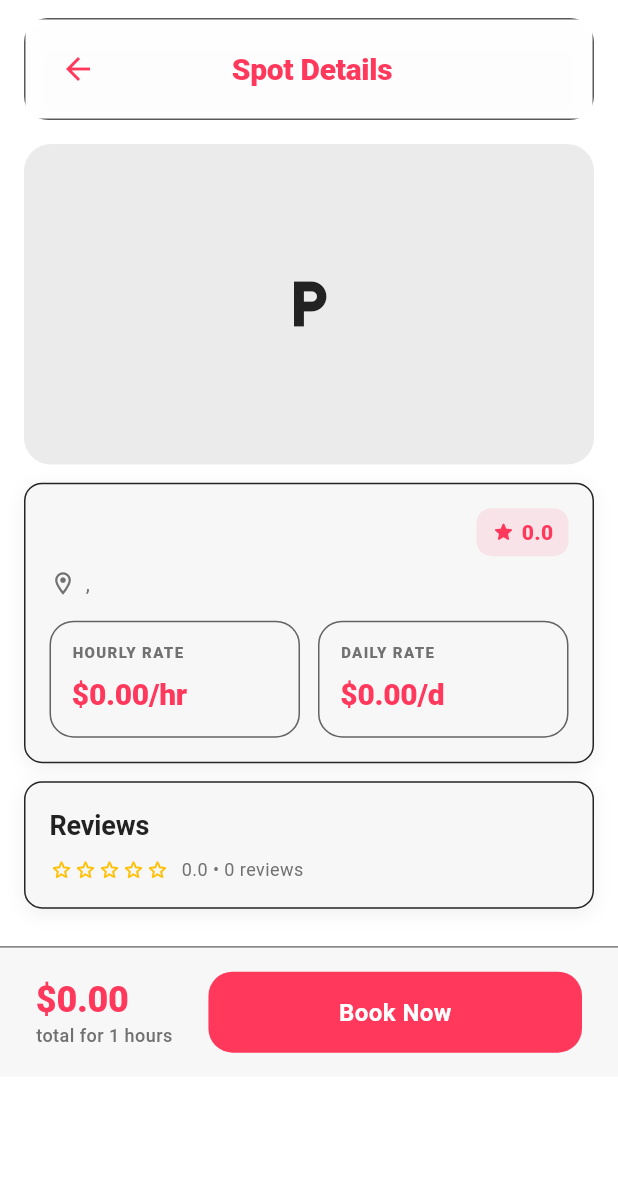
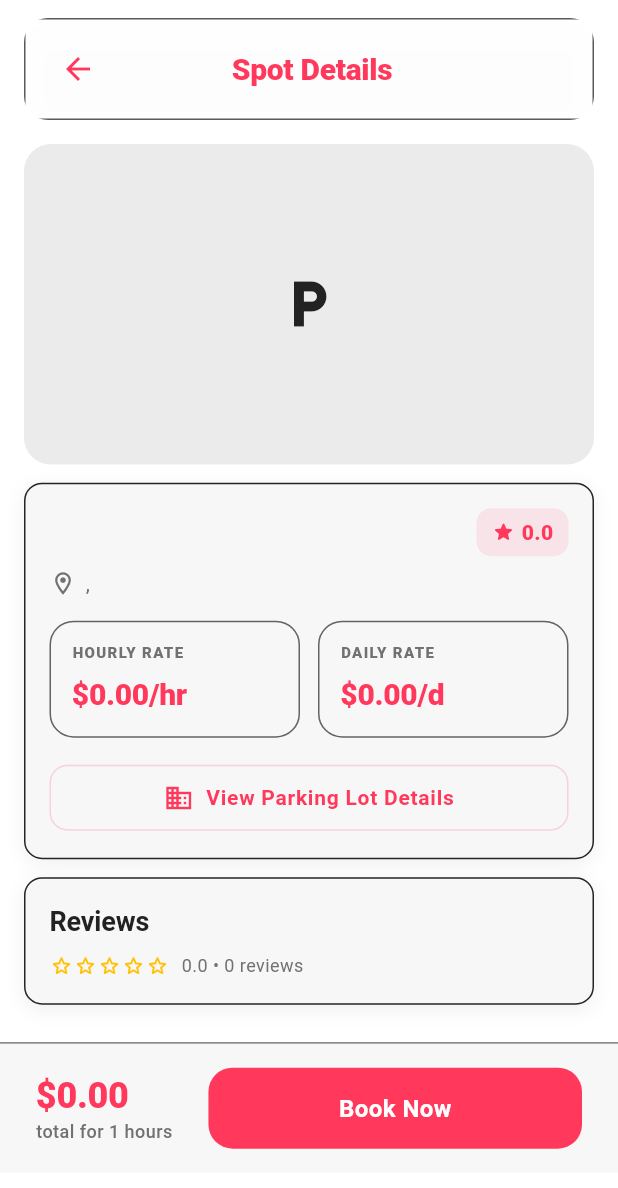
Before and after one commit to Assel-El-Fadil/Park-it, a Flutter app: the ParkingSpotDetailScreen screen opened directly with empty values, on a phone screen of 412 x 824 dp. Shown: the top 1188 px of the screen. Run offline on Flutter 3.47's test engine with Material 3 defaults, Android fonts, the phone set to English and light mode, and no system bars; our stand-ins replace another_flushbar, flutter_dotenv, flutter_map, flutter_riverpod, geolocator, go_router and 5 more; missing offline and left inert: flutter_stripe; accounts and stored records are empty.

Commit message:
lot details

```diff
--- a/src/lib/modules/navigation/routes/navigation_routes.dart
+++ b/src/lib/modules/navigation/routes/navigation_routes.dart
@@ -6,6 +6,7 @@ import 'package:src/modules/navigation/screens/parking_map_screen.dart';
 import 'package:src/modules/navigation/screens/parking_map_test_screen.dart';
 import 'package:src/modules/navigation/screens/parking_results_screen.dart';
 import 'package:src/modules/navigation/screens/parking_spot_detail_screen.dart';
+import 'package:src/modules/navigation/screens/parking_lot_detail_screen.dart';
 import 'package:src/modules/owner/models/parking_spot_model.dart';
 
 class NavigationRoutes {
@@ -15,6 +16,7 @@ class NavigationRoutes {
   static const String parkingMapTest = 'test-parking-map';
   static const String parkingResults = 'parking-results';
   static const String parkingSpotDetail = 'parking-spot-detail';
+  static const String parkingLotDetail = 'parking-lot-detail';
 
   static const String navigationPath = '/navigation';
   static const String locationPath = '/location-test';
@@ -22,6 +24,7 @@ class NavigationRoutes {
   static const String parkingMapTestPath = '/test-parking-map';
   static const String parkingResultsPath = '/parking-results';
   static const String parkingSpotDetailPath = '/parking-spot-detail/:id';
+  static const String parkingLotDetailPath = '/parking-lot-detail/:id';
 }
 
 List<GoRoute> getNavigationRoutes() {
@@ -78,5 +81,13 @@ List<GoRoute> getNavigationRoutes() {
         return ParkingSpotDetailScreen(spotId: id);
       },
     ),
+    GoRoute(
+      path: NavigationRoutes.parkingLotDetailPath,
+      name: NavigationRoutes.parkingLotDetail,
+      builder: (context, state) {
+        final id = int.parse(state.pathParameters['id']!);
+        return ParkingLotDetailScreen(lotId: id);
+      },
+    ),
   ];
 }
--- a/src/lib/modules/navigation/screens/parking_spot_detail_screen.dart
+++ b/src/lib/modules/navigation/screens/parking_spot_detail_screen.dart
@@ -13,6 +13,8 @@ import 'package:src/modules/auth/controllers/auth_controller.dart';
 import 'package:src/modules/auth/controllers/vehicle_controller.dart';
 import 'package:src/modules/reservation/repositories/reservation_repository.dart';
 import 'package:src/modules/payment/routes/payment_routes.dart';
+import 'package:src/modules/navigation/routes/navigation_routes.dart';
+import 'package:src/shared/widgets/photo_carousel.dart';
 import 'package:src/core/config/routes/app_routes.dart';
 
 final parkingSpotDetailProvider = FutureProvider.family<ParkingSpotModel?, String>((ref, id) {
@@ -151,6 +153,31 @@ class ParkingSpotDetailScreen extends ConsumerWidget {
                                   ),
                                 ],
                               ),
+                              if (spot.lotId != null) ...[
+                                const SizedBox(height: 16),
+                                SizedBox(
+                                  width: double.infinity,
+                                  child: TextButton.icon(
+                                    onPressed: () {
+                                      AppNavigator.pushNamed(
+                                        context,
+                                        NavigationRoutes.parkingLotDetail,
+                                        pathParameters: {'id': spot.lotId.toString()},
+                                      );
+                                    },
+                                    icon: const Icon(Icons.business_outlined, size: 20),
+                                    label: const Text('View Parking Lot Details'),
+                                    style: TextButton.styleFrom(
+                                      foregroundColor: theme.colorScheme.primary,
+                                      padding: const EdgeInsets.symmetric(vertical: 12),
+                                      shape: RoundedRectangleBorder(
+                                        borderRadius: BorderRadius.circular(12),
+                                        side: BorderSide(color: theme.colorScheme.primary.withOpacity(0.2)),
+                                      ),
+                                    ),
+                                  ),
+                                ),
+                              ],
                             ],
                           ),
                         ),
@@ -333,7 +360,7 @@ class _AvailabilitySection extends ConsumerWidget {
             children: [
               const SectionHeader(title: 'Opening Hours'),
               const SizedBox(height: 12),
-              ...availabilities.map((a) => Padding(
+              ...availabilities.where((a) => a.dayOfWeek != null).map((a) => Padding(
                 padding: const EdgeInsets.only(bottom: 8),
                 child: Row(
                   mainAxisAlignment: MainAxisAlignment.spaceBetween,
@@ -364,160 +391,15 @@ class _AvailabilitySection extends ConsumerWidget {
   }
 }
 
-class _PhotoCarousel extends StatefulWidget {
+class _PhotoCarousel extends StatelessWidget {
   const _PhotoCarousel({required this.theme, this.photos});
 
   final ThemeData theme;
   final List<String>? photos;
 
   @override
-  State<_PhotoCarousel> createState() => _PhotoCarouselState();
-}
-
-class _PhotoCarouselState extends State<_PhotoCarousel> {
-  int _currentIndex = 0;
-  late PageController _pageController;
-
-  @override
-  void initState() {
-    super.initState();
-    _pageController = PageController();
-  }
-
-  @override
-  void dispose() {
-    _pageController.dispose();
-    super.dispose();
-  }
-
-  @override
   Widget build(BuildContext context) {
-    final photos = widget.photos ?? [];
-    if (photos.isEmpty) {
-      return ClipRRect(
-        borderRadius: BorderRadius.circular(18),
-        child: AspectRatio(
-          aspectRatio: 16 / 9,
-          child: Container(
-            color: widget.theme.colorScheme.surfaceContainerHighest,
-            child: const Center(
-              child: Icon(Icons.local_parking, size: 40),
-            ),
-          ),
-        ),
-      );
-    }
-
-    return Column(
-      children: [
-        ClipRRect(
-          borderRadius: BorderRadius.circular(18),
-          child: AspectRatio(
-            aspectRatio: 16 / 9,
-            child: Stack(
-              children: [
-                PageView.builder(
-                  controller: _pageController,
-                  itemCount: photos.length,
-                  onPageChanged: (index) => setState(() => _currentIndex = index),
-                  itemBuilder: (context, index) {
-                    return Image.network(
-                      photos[index],
-                      fit: BoxFit.cover,
-                      errorBuilder: (context, error, stackTrace) => Container(
-                        color: widget.theme.colorScheme.surfaceContainerHighest,
-                        child: const Icon(Icons.error_outline),
-                      ),
-                    );
-                  },
-                ),
-                if (photos.length > 1) ...[
-                  // Dot Indicators
-                  Positioned(
-                    bottom: 12,
-                    left: 0,
-                    right: 0,
-                    child: Row(
-                      mainAxisAlignment: MainAxisAlignment.center,
-                      children: List.generate(
-                        photos.length,
-                        (index) => Container(
-                          width: 8,
-                          height: 8,
-                          margin: const EdgeInsets.symmetric(horizontal: 4),
-                          decoration: BoxDecoration(
-                            shape: BoxShape.circle,
-                            color: _currentIndex == index
-                                ? widget.theme.colorScheme.primary
-                                : widget.theme.colorScheme.onSurface.withOpacity(0.3),
-                          ),
-                        ),
-                      ),
-                    ),
-                  ),
-                  // Navigation Buttons
-                  Positioned(
-                    left: 8,
-                    top: 0,
-                    bottom: 0,
-                    child: Center(
-                      child: _NavButton(
-                        icon: Icons.chevron_left,
-                        onPressed: _currentIndex > 0
-                            ? () => _pageController.previousPage(
-                                  duration: const Duration(milliseconds: 300),
-                                  curve: Curves.easeInOut,
-                                )
-                            : null,
-                      ),
-                    ),
-                  ),
-                  Positioned(
-                    right: 8,
-                    top: 0,
-                    bottom: 0,
-                    child: Center(
-                      child: _NavButton(
-                        icon: Icons.chevron_right,
-                        onPressed: _currentIndex < photos.length - 1
-                            ? () => _pageController.nextPage(
-                                  duration: const Duration(milliseconds: 300),
-                                  curve: Curves.easeInOut,
-                                )
-                            : null,
-                      ),
-                    ),
-                  ),
-                ],
-              ],
-            ),
-          ),
-        ),
-      ],
-    );
-  }
-}
-
-class _NavButton extends StatelessWidget {
-  const _NavButton({required this.icon, this.onPressed});
-
-  final IconData icon;
-  final VoidCallback? onPressed;
-
-  @override
-  Widget build(BuildContext context) {
-    return Container(
-      decoration: BoxDecoration(
-        shape: BoxShape.circle,
-        color: Colors.black.withOpacity(0.3),
-      ),
-      child: IconButton(
-        onPressed: onPressed,
-        icon: Icon(icon, color: Colors.white),
-        constraints: const BoxConstraints(),
-        padding: const EdgeInsets.all(4),
-      ),
-    );
+    return PhotoCarousel(photos: photos ?? []);
   }
 }
 
--- /dev/null
+++ b/src/lib/shared/widgets/photo_carousel.dart
@@ -0,0 +1,155 @@
+import 'package:flutter/material.dart';
+
+class PhotoCarousel extends StatefulWidget {
+  const PhotoCarousel({super.key, required this.photos, this.aspectRatio = 16 / 9});
+
+  final List<String> photos;
+  final double aspectRatio;
+
+  @override
+  State<PhotoCarousel> createState() => _PhotoCarouselState();
+}
+
+class _PhotoCarouselState extends State<PhotoCarousel> {
+  int _currentIndex = 0;
+  late PageController _pageController;
+
+  @override
+  void initState() {
+    super.initState();
+    _pageController = PageController();
+  }
+
+  @override
+  void dispose() {
+    _pageController.dispose();
+    super.dispose();
+  }
+
+  @override
+  Widget build(BuildContext context) {
+    final theme = Theme.of(context);
+
+    if (widget.photos.isEmpty) {
+      return ClipRRect(
+        borderRadius: BorderRadius.circular(18),
+        child: AspectRatio(
+          aspectRatio: widget.aspectRatio,
+          child: Container(
+            color: theme.colorScheme.surfaceContainerHighest,
+            child: const Center(
+              child: Icon(Icons.local_parking, size: 40),
+            ),
+          ),
+        ),
+      );
+    }
+
+    return ClipRRect(
+      borderRadius: BorderRadius.circular(18),
+      child: AspectRatio(
+        aspectRatio: widget.aspectRatio,
+        child: Stack(
+          children: [
+            PageView.builder(
+              controller: _pageController,
+              itemCount: widget.photos.length,
+              onPageChanged: (index) => setState(() => _currentIndex = index),
+              itemBuilder: (context, index) {
+                return Image.network(
+                  widget.photos[index],
+                  fit: BoxFit.cover,
+                  errorBuilder: (context, error, stackTrace) => Container(
+                    color: theme.colorScheme.surfaceContainerHighest,
+                    child: const Icon(Icons.error_outline),
+                  ),
+                );
+              },
+            ),
+            if (widget.photos.length > 1) ...[
+              // Dot Indicators
+              Positioned(
+                bottom: 12,
+                left: 0,
+                right: 0,
+                child: Row(
+                  mainAxisAlignment: MainAxisAlignment.center,
+                  children: List.generate(
+                    widget.photos.length,
+                    (index) => Container(
+                      width: 8,
+                      height: 8,
+                      margin: const EdgeInsets.symmetric(horizontal: 4),
+                      decoration: BoxDecoration(
+                        shape: BoxShape.circle,
+                        color: _currentIndex == index
+                            ? theme.colorScheme.primary
+                            : theme.colorScheme.onSurface.withOpacity(0.3),
+                      ),
+                    ),
+                  ),
+                ),
+              ),
+              // Navigation Buttons
+              Positioned(
+                left: 8,
+                top: 0,
+                bottom: 0,
+                child: Center(
+                  child: _NavButton(
+                    icon: Icons.chevron_left,
+                    onPressed: _currentIndex > 0
+                        ? () => _pageController.previousPage(
+                              duration: const Duration(milliseconds: 300),
+                              curve: Curves.easeInOut,
+                            )
+                        : null,
+                  ),
+                ),
+              ),
+              Positioned(
+                right: 8,
+                top: 0,
+                bottom: 0,
+                child: Center(
+                  child: _NavButton(
+                    icon: Icons.chevron_right,
+                    onPressed: _currentIndex < widget.photos.length - 1
+                        ? () => _pageController.nextPage(
+                              duration: const Duration(milliseconds: 300),
+                              curve: Curves.easeInOut,
+                            )
+                        : null,
+                  ),
+                ),
+              ),
+            ],
+          ],
+        ),
+      ),
+    );
+  }
+}
+
+class _NavButton extends StatelessWidget {
+  const _NavButton({required this.icon, this.onPressed});
+
+  final IconData icon;
+  final VoidCallback? onPressed;
+
+  @override
+  Widget build(BuildContext context) {
+    return Container(
+      decoration: BoxDecoration(
+        shape: BoxShape.circle,
+        color: Colors.black.withOpacity(0.3),
+      ),
+      child: IconButton(
+        onPressed: onPressed,
+        icon: Icon(icon, color: Colors.white),
+        constraints: const BoxConstraints(),
+        padding: const EdgeInsets.all(4),
+      ),
+    );
+  }
+}
```
Also changed, not shown: src/lib/modules/navigation/screens/parking_lot_detail_screen.dart (added, +187 -0 lines), src/lib/modules/owner/repositories/parking_lot_repository.dart (added, +22 -0 lines).
